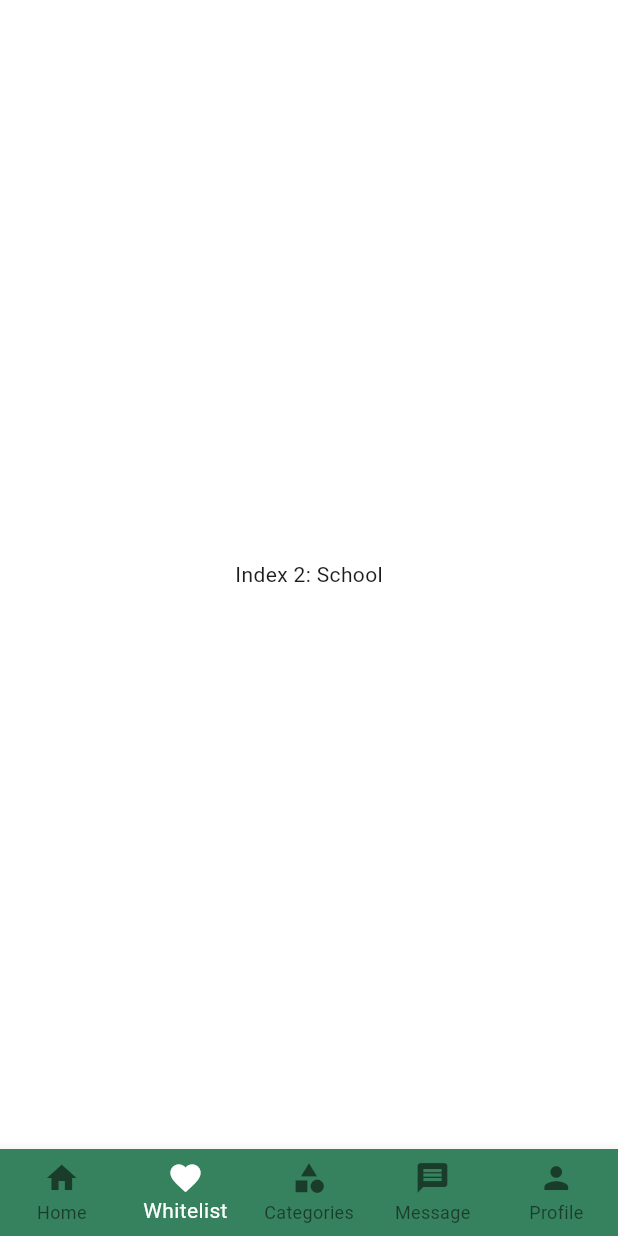
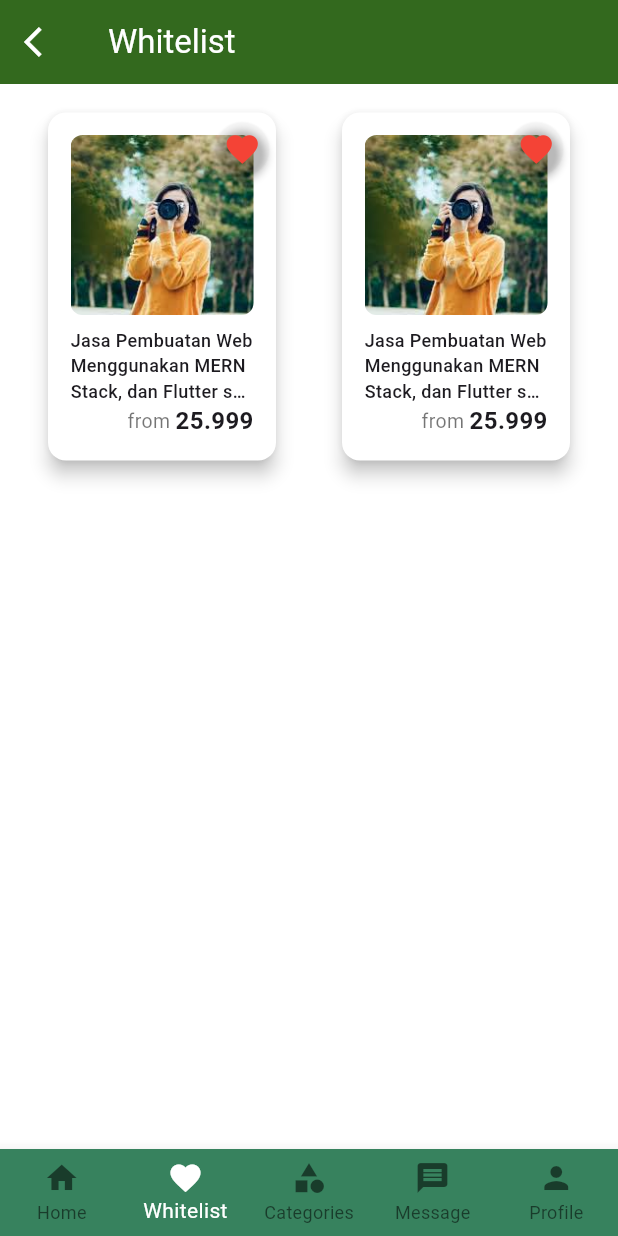
Before and after one commit to NaufalParamaRafif/project-kel-8, a Flutter app: the screen it shows after launch, item 2 of the bottom bar chosen, on a phone screen of 412 x 824 dp. Run offline on Flutter 3.47's test engine with Material 3 defaults, Android fonts, the phone set to English and light mode, and no system bars; drawn by our look-alikes of badges; our stand-ins replace flutter_otp_text_field.

Commit message:
Add Whitelist Page

```diff
--- a/lib/pages/main_page.dart
+++ b/lib/pages/main_page.dart
@@ -1,6 +1,7 @@
 import 'package:flutter/material.dart';
 import 'package:project_kelompok_8/pages/home_page.dart';
 import 'package:project_kelompok_8/pages/profile_screen_page.dart';
+import 'package:project_kelompok_8/pages/whitelist_page.dart';
 
 class MainPage extends StatefulWidget {
   static String nameRoute = '/main';
@@ -15,9 +16,7 @@ class _MainPageState extends State<MainPage> {
 
   List<Widget> _widgetOptions = <Widget>[
     HomePage(),
-    Text(
-      'Index 2: School',
-    ),
+    WhiteListPage(),
     Text(
       'Index 2: School',
     ),
--- /dev/null
+++ b/lib/pages/whitelist_page.dart
@@ -0,0 +1,64 @@
+import 'package:flutter/material.dart';
+import 'package:project_kelompok_8/components/my_card.dart';
+
+class WhiteListPage extends StatefulWidget {
+  const WhiteListPage({super.key});
+
+  @override
+  State<WhiteListPage> createState() => _WhiteListPageState();
+}
+
+class _WhiteListPageState extends State<WhiteListPage> {
+  final List<Map<String, String>> jasaDefault = [
+    {
+      'thumbnail' : "images/fotoorg.jpg",
+      'judul' : "Jasa Pembuatan Web Menggunakan MERN Stack, dan Flutter sebagai Aplikasi untuk END USERS",
+      'harga' : "25.999",
+      'gambarProfilePenjual' : 'images/kodok.jpg',
+      'namaPenjual' : "Osama bin Laden",
+      'deskripsiDetailJasa' : 'Adalah sebuah jasa yang menawarkan Omaga ges, mantap sekali wajib dicoba'
+    },
+    {
+      'thumbnail' : "images/fotoorg.jpg",
+      'judul' : "Jasa Pembuatan Web Menggunakan MERN Stack, dan Flutter sebagai Aplikasi untuk END USERS",
+      'harga' : "25.999",
+      'gambarProfilePenjual' : 'images/kodok.jpg',
+      'namaPenjual' : "Osama bin Laden",
+      'deskripsiDetailJasa' : 'Adalah sebuah jasa yang menawarkan Omaga ges, mantap sekali wajib dicoba'
+    },
+    {
+      'thumbnail' : "images/fotoorg.jpg",
+      'judul' : "Jasa Pembuatan Web Menggunakan MERN Stack, dan Flutter sebagai Aplikasi untuk END USERS",
+      'harga' : "25.999",
+      'gambarProfilePenjual' : 'images/kodok.jpg',
+      'namaPenjual' : "Osama bin Laden",
+      'deskripsiDetailJasa' : 'Adalah sebuah jasa yang menawarkan Omaga ges, mantap sekali wajib dicoba'
+    },
+  ];
+
+  @override
+  Widget build(BuildContext context) {
+    return Scaffold(
+      appBar: AppBar(
+        foregroundColor: Colors.white,
+        backgroundColor: Color(0xFF33691E),
+        leading: IconButton(onPressed: () {
+          Navigator.pop(context);
+        }, icon: Icon(Icons.arrow_back_ios)),
+        title: Text("Whitelist"),
+      ),
+      body: ListView(
+        padding: EdgeInsets.symmetric(horizontal: 10, vertical: 15),
+        children: [
+          Row(
+            mainAxisAlignment: MainAxisAlignment.spaceAround ,
+            children: [
+              DefaultJasaCard(thumbnail: jasaDefault[0]['thumbnail'].toString(), judul: jasaDefault[0]['judul'].toString(), harga: jasaDefault[0]['harga'].toString(), gambarProfilePenjual: jasaDefault[0]['gambarProfilePenjual'].toString(), namaPenjual: jasaDefault[0]['namaPenjual'].toString(), deskripsiDetailJasa: jasaDefault[0]['deskripsiDetailJasa'].toString()),
+              DefaultJasaCard(thumbnail: jasaDefault[1]['thumbnail'].toString(), judul: jasaDefault[1]['judul'].toString(), harga: jasaDefault[1]['harga'].toString(), gambarProfilePenjual: jasaDefault[1]['gambarProfilePenjual'].toString(), namaPenjual: jasaDefault[1]['namaPenjual'].toString(), deskripsiDetailJasa: jasaDefault[1]['deskripsiDetailJasa'].toString())
+            ],
+          )
+        ],
+      ),
+    );
+  }
+}
```
